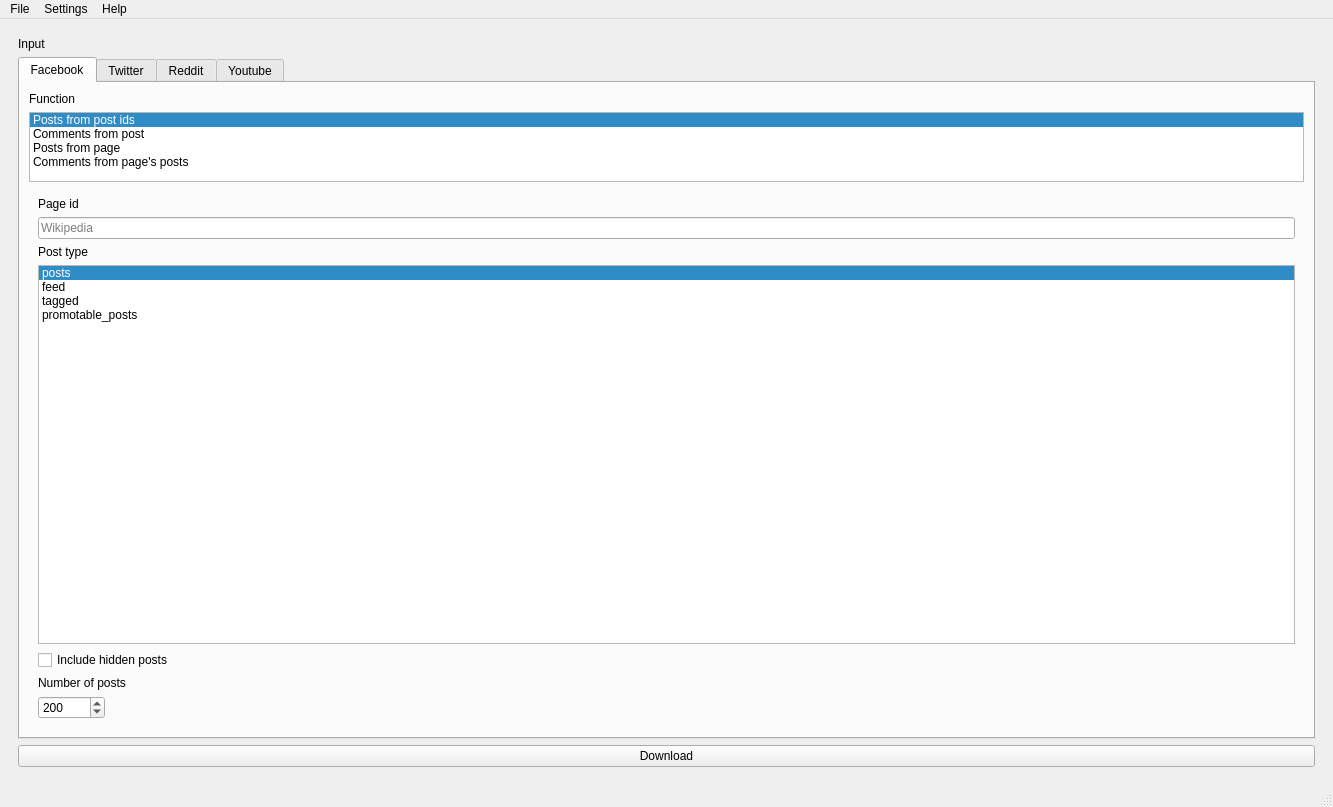
First picture: the form in ui/mainwindow.ui, repository ScriptSmith/reaper, before the edit.
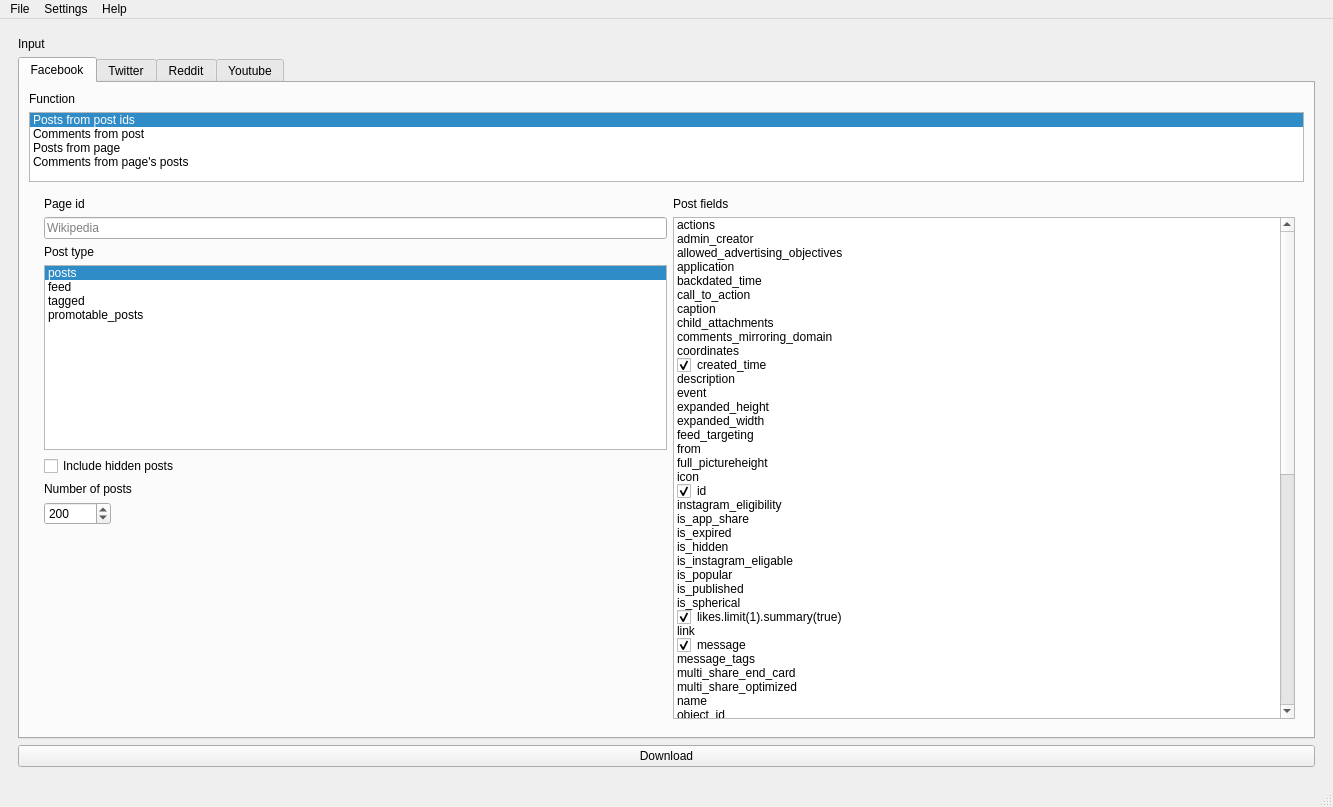
Second picture: the form after the edit. The open tabs and pages were chosen to show the change.

Commit message: facebook page posts fields

What changed in the file:
```diff
--- a/ui/mainwindow.ui
+++ b/ui/mainwindow.ui
@@ -727,80 +727,721 @@
               </widget>
               <widget class="QWidget" name="page_3">
                <layout class="QFormLayout" name="formLayout_7">
-                <item row="0" column="0">
-                 <widget class="QLabel" name="label_15">
-                  <property name="text">
-                   <string>Page id</string>
+                <item row="0" column="1">
+                 <layout class="QHBoxLayout" name="horizontalLayout_12">
+                  <property name="sizeConstraint">
+                   <enum>QLayout::SetDefaultConstraint</enum>
                   </property>
-                 </widget>
-                </item>
-                <item row="2" column="0">
-                 <widget class="QLabel" name="label_16">
-                  <property name="text">
-                   <string>Post type</string>
-                  </property>
-                 </widget>
-                </item>
-                <item row="4" column="0">
-                 <widget class="QCheckBox" name="f3_includeHidden">
-                  <property name="text">
-                   <string>Include hidden posts</string>
-                  </property>
-                 </widget>
-                </item>
-                <item row="5" column="0">
-                 <widget class="QLabel" name="label_17">
-                  <property name="text">
-                   <string>Number of posts</string>
-                  </property>
-                 </widget>
-                </item>
-                <item row="6" column="0">
-                 <widget class="QSpinBox" name="f3_numPosts">
-                  <property name="minimum">
-                   <number>0</number>
-                  </property>
-                  <property name="maximum">
-                   <number>999999999</number>
-                  </property>
-                  <property name="value">
-                   <number>200</number>
-                  </property>
-                 </widget>
-                </item>
-                <item row="1" column="0" colspan="2">
-                 <widget class="QLineEdit" name="f3_pageId">
-                  <property name="placeholderText">
-                   <string>Wikipedia</string>
-                  </property>
-                 </widget>
-                </item>
-                <item row="3" column="0" colspan="2">
-                 <widget class="QListWidget" name="f3_postType">
-                  <property name="currentRow">
-                   <number>0</number>
-                  </property>
                   <item>
-                   <property name="text">
-                    <string>posts</string>
-                   </property>
+                   <layout class="QFormLayout" name="formLayout_36">
+                    <item row="0" column="0">
+                     <widget class="QLabel" name="label_15">
+                      <property name="text">
+                       <string>Page id</string>
+                      </property>
+                     </widget>
+                    </item>
+                    <item row="1" column="0" colspan="2">
+                     <widget class="QLineEdit" name="f3_pageId">
+                      <property name="placeholderText">
+                       <string>Wikipedia</string>
+                      </property>
+                     </widget>
+                    </item>
+                    <item row="2" column="0">
+                     <widget class="QLabel" name="label_16">
+                      <property name="text">
+                       <string>Post type</string>
+                      </property>
+                     </widget>
+                    </item>
+                    <item row="3" column="0" colspan="2">
+                     <widget class="QListWidget" name="f3_postType">
+                      <property name="currentRow">
+                       <number>0</number>
+                      </property>
+                      <item>
+                       <property name="text">
+                        <string>posts</string>
+                       </property>
+                      </item>
+                      <item>
+                       <property name="text">
+                        <string>feed</string>
+                       </property>
+                      </item>
+                      <item>
+                       <property name="text">
+                        <string>tagged</string>
+                       </property>
+                      </item>
+                      <item>
+                       <property name="text">
+                        <string>promotable_posts</string>
+                       </property>
+                      </item>
+                     </widget>
+                    </item>
+                    <item row="4" column="0">
+                     <widget class="QCheckBox" name="f3_includeHidden">
+                      <property name="text">
+                       <string>Include hidden posts</string>
+                      </property>
+                     </widget>
+                    </item>
+                    <item row="5" column="0">
+                     <widget class="QLabel" name="label_17">
+                      <property name="text">
+                       <string>Number of posts</string>
+                      </property>
+                     </widget>
+                    </item>
+                    <item row="6" column="0">
+                     <widget class="QSpinBox" name="f3_numPosts">
+                      <property name="minimum">
+                       <number>0</number>
+                      </property>
+                      <property name="maximum">
+                       <number>999999999</number>
+                      </property>
+                      <property name="value">
+                       <number>200</number>
+                      </property>
+                     </widget>
+                    </item>
+                    <item row="7" column="0">
+                     <spacer name="verticalSpacer">
+                      <property name="orientation">
+                       <enum>Qt::Vertical</enum>
+                      </property>
+                      <property name="sizeHint" stdset="0">
+                       <size>
+                        <width>20</width>
+                        <height>40</height>
+                       </size>
+                      </property>
+                     </spacer>
+                    </item>
+                    <item row="8" column="0">
+                     <spacer name="verticalSpacer_6">
+                      <property name="orientation">
+                       <enum>Qt::Vertical</enum>
+                      </property>
+                      <property name="sizeHint" stdset="0">
+                       <size>
+                        <width>20</width>
+                        <height>40</height>
+                       </size>
+                      </property>
+                     </spacer>
+                    </item>
+                    <item row="9" column="0">
+                     <spacer name="verticalSpacer_7">
+                      <property name="orientation">
+                       <enum>Qt::Vertical</enum>
+                      </property>
+                      <property name="sizeHint" stdset="0">
+                       <size>
+                        <width>20</width>
+                        <height>40</height>
+                       </size>
+                      </property>
+                     </spacer>
+                    </item>
+                    <item row="10" column="0">
+                     <spacer name="verticalSpacer_8">
+                      <property name="orientation">
+                       <enum>Qt::Vertical</enum>
+                      </property>
+                      <property name="sizeHint" stdset="0">
+                       <size>
+                        <width>20</width>
+                        <height>40</height>
+                       </size>
+                      </property>
+                     </spacer>
+                    </item>
+                    <item row="11" column="0">
+                     <spacer name="verticalSpacer_9">
+                      <property name="orientation">
+                       <enum>Qt::Vertical</enum>
+                      </property>
+                      <property name="sizeHint" stdset="0">
+                       <size>
+                        <width>20</width>
+                        <height>40</height>
+                       </size>
+                      </property>
+                     </spacer>
+                    </item>
+                   </layout>
                   </item>
                   <item>
-                   <property name="text">
-                    <string>feed</string>
-                   </property>
+                   <layout class="QVBoxLayout" name="verticalLayout_13">
+                    <item>
+                     <widget class="QLabel" name="label_131">
+                      <property name="text">
+                       <string>Post fields</string>
+                      </property>
+                     </widget>
+                    </item>
+                    <item>
+                     <widget class="QListWidget" name="f3_postFields">
+                      <property name="sizePolicy">
+                       <sizepolicy hsizetype="Expanding" vsizetype="Expanding">
+                        <horstretch>0</horstretch>
+                        <verstretch>0</verstretch>
+                       </sizepolicy>
+                      </property>
+                      <item>
+                       <property name="text">
+                        <string>actions</string>
+                       </property>
+                       <property name="checkState">
+                        <enum>Unchecked</enum>
+                       </property>
+                      </item>
+                      <item>
+                       <property name="text">
+                        <string>admin_creator</string>
+                       </property>
+                       <property name="checkState">
+                        <enum>Unchecked</enum>
+                       </property>
+                      </item>
+                      <item>
+                       <property name="text">
+                        <string>allowed_advertising_objectives</string>
+                       </property>
+                       <property name="checkState">
+                        <enum>Unchecked</enum>
+                       </property>
+                      </item>
+                      <item>
+                       <property name="text">
+                        <string>application</string>
+                       </property>
+                       <property name="checkState">
+                        <enum>Unchecked</enum>
+                       </property>
+                      </item>
+                      <item>
+                       <property name="text">
+                        <string>backdated_time</string>
+                       </property>
+                       <property name="checkState">
+                        <enum>Unchecked</enum>
+                       </property>
+                      </item>
+                      <item>
+                       <property name="text">
+                        <string>call_to_action</string>
+                       </property>
+                       <property name="checkState">
+                        <enum>Unchecked</enum>
+                       </property>
+                      </item>
+                      <item>
+                       <property name="text">
+                        <string>caption</string>
+                       </property>
+                       <property name="checkState">
+                        <enum>Unchecked</enum>
+                       </property>
+                      </item>
+                      <item>
+                       <property name="text">
+                        <string>child_attachments</string>
+                       </property>
+                       <property name="checkState">
+                        <enum>Unchecked</enum>
+                       </property>
+                      </item>
+                      <item>
+                       <property name="text">
+                        <string>comments_mirroring_domain</string>
+                       </property>
+                       <property name="checkState">
+                        <enum>Unchecked</enum>
+                       </property>
+                      </item>
+                      <item>
+                       <property name="text">
+                        <string>coordinates</string>
+                       </property>
+                       <property name="checkState">
+                        <enum>Unchecked</enum>
+                       </property>
+                      </item>
+                      <item>
+                       <property name="text">
+                        <string>created_time</string>
+                       </property>
+                       <property name="checkState">
+                        <enum>Checked</enum>
+                       </property>
+                      </item>
+                      <item>
+                       <property name="text">
+                        <string>description</string>
+                       </property>
+                       <property name="checkState">
+                        <enum>Unchecked</enum>
+                       </property>
+                      </item>
+                      <item>
+                       <property name="text">
+                        <string>event</string>
+                       </property>
+                       <property name="checkState">
+                        <enum>Unchecked</enum>
+                       </property>
+                      </item>
+                      <item>
+                       <property name="text">
+                        <string>expanded_height</string>
+                       </property>
+                       <property name="checkState">
+                        <enum>Unchecked</enum>
+                       </property>
+                      </item>
+                      <item>
+                       <property name="text">
+                        <string>expanded_width</string>
+                       </property>
+                       <property name="checkState">
+                        <enum>Unchecked</enum>
+                       </property>
+                      </item>
+                      <item>
+                       <property name="text">
+                        <string>feed_targeting</string>
+                       </property>
+                       <property name="checkState">
+                        <enum>Unchecked</enum>
+                       </property>
+                      </item>
+                      <item>
+                       <property name="text">
+                        <string>from</string>
+                       </property>
+                       <property name="checkState">
+                        <enum>Unchecked</enum>
+                       </property>
+                      </item>
+                      <item>
+                       <property name="text">
+                        <string>full_pictureheight</string>
+                       </property>
+                       <property name="checkState">
+                        <enum>Unchecked</enum>
+                       </property>
+                      </item>
+                      <item>
+                       <property name="text">
+                        <string>icon</string>
+                       </property>
+                       <property name="checkState">
+                        <enum>Unchecked</enum>
+                       </property>
+                      </item>
+                      <item>
+                       <property name="text">
+                        <string>id</string>
+                       </property>
+                       <property name="checkState">
+                        <enum>Checked</enum>
+                       </property>
+                      </item>
+                      <item>
+                       <property name="text">
+                        <string>instagram_eligibility</string>
+                       </property>
+                       <property name="checkState">
+                        <enum>Unchecked</enum>
+                       </property>
+                      </item>
+                      <item>
+                       <property name="text">
+                        <string>is_app_share</string>
+                       </property>
+                       <property name="checkState">
+                        <enum>Unchecked</enum>
+                       </property>
+                      </item>
+                      <item>
+                       <property name="text">
+                        <string>is_expired</string>
+                       </property>
+                       <property name="checkState">
+                        <enum>Unchecked</enum>
+                       </property>
+                      </item>
+                      <item>
+                       <property name="text">
+                        <string>is_hidden</string>
+                       </property>
+                       <property name="checkState">
+                        <enum>Unchecked</enum>
+                       </property>
+                      </item>
+                      <item>
+                       <property name="text">
+                        <string>is_instagram_eligable</string>
+                       </property>
+                       <property name="checkState">
+                        <enum>Unchecked</enum>
+                       </property>
+                      </item>
+                      <item>
+                       <property name="text">
+                        <string>is_popular</string>
+                       </property>
+                       <property name="checkState">
+                        <enum>Unchecked</enum>
+                       </property>
+                      </item>
+                      <item>
+                       <property name="text">
+                        <string>is_published</string>
+                       </property>
+                       <property name="checkState">
+                        <enum>Unchecked</enum>
+                       </property>
+                      </item>
+                      <item>
+                       <property name="text">
+                        <string>is_spherical</string>
+                       </property>
+                       <property name="checkState">
+                        <enum>Unchecked</enum>
+                       </property>
+                      </item>
+                      <item>
+                       <property name="text">
+                        <string>likes.limit(1).summary(true)</string>
+                       </property>
+                       <property name="checkState">
+                        <enum>Checked</enum>
+                       </property>
+                      </item>
+                      <item>
+                       <property name="text">
+                        <string>link</string>
+                       </property>
+                       <property name="checkState">
+                        <enum>Unchecked</enum>
+                       </property>
+                      </item>
+                      <item>
+                       <property name="text">
+                        <string>message</string>
+                       </property>
+                       <property name="checkState">
+                        <enum>Checked</enum>
+                       </property>
+                      </item>
+                      <item>
+                       <property name="text">
+                        <string>message_tags</string>
+                       </property>
+                       <property name="checkState">
+                        <enum>Unchecked</enum>
+                       </property>
+                      </item>
+                      <item>
+                       <property name="text">
+                        <string>multi_share_end_card</string>
+                       </property>
+                       <property name="checkState">
+                        <enum>Unchecked</enum>
+                       </property>
+                      </item>
+                      <item>
+                       <property name="text">
+                        <string>multi_share_optimized</string>
+                       </property>
+                       <property name="checkState">
+                        <enum>Unchecked</enum>
+                       </property>
+                      </item>
+                      <item>
+                       <property name="text">
+                        <string>name</string>
+                       </property>
+                       <property name="checkState">
+                        <enum>Unchecked</enum>
+                       </property>
+                      </item>
+                      <item>
+                       <property name="text">
+                        <string>object_id</string>
+                       </property>
+                       <property name="checkState">
+                        <enum>Unchecked</enum>
+                       </property>
+                      </item>
+                      <item>
+                       <property name="text">
+                        <string>parent_id</string>
+                       </property>
+                       <property name="checkState">
+                        <enum>Unchecked</enum>
+                       </property>
+                      </item>
+                      <item>
+                       <property name="text">
+                        <string>picture</string>
+                       </property>
+                       <property name="checkState">
+                        <enum>Unchecked</enum>
+                       </property>
+                      </item>
+                      <item>
+                       <property name="text">
+                        <string>place</string>
+                       </property>
+                       <property name="checkState">
+                        <enum>Unchecked</enum>
+                       </property>
+                      </item>
+                      <item>
+                       <property name="text">
+                        <string>privacy</string>
+                       </property>
+                       <property name="checkState">
+                        <enum>Unchecked</enum>
+                       </property>
+                      </item>
+                      <item>
+                       <property name="text">
+                        <string>promotion_status</string>
+                       </property>
+                       <property name="checkState">
+                        <enum>Unchecked</enum>
+                       </property>
+                      </item>
+                      <item>
+                       <property name="text">
+                        <string>properties</string>
+                       </property>
+                       <property name="checkState">
+                        <enum>Unchecked</enum>
+                       </property>
+                      </item>
+                      <item>
+                       <property name="text">
+                        <string>reactions.limit(1).summary(true)</string>
+                       </property>
+                       <property name="checkState">
+                        <enum>Checked</enum>
+                       </property>
+                      </item>
+                      <item>
+                       <property name="text">
+                        <string>scheduled_publish_time</string>
+                       </property>
+                       <property name="checkState">
+                        <enum>Unchecked</enum>
+                       </property>
+                      </item>
+                      <item>
+                       <property name="text">
+                        <string>shares</string>
+                       </property>
+                       <property name="checkState">
+                        <enum>Unchecked</enum>
+                       </property>
+                      </item>
+                      <item>
+                       <property name="text">
+                        <string>source</string>
+                       </property>
+                       <property name="checkState">
+                        <enum>Unchecked</enum>
+                       </property>
+                      </item>
+                      <item>
+                       <property name="text">
+                        <string>status_type</string>
+                       </property>
+                       <property name="checkState">
+                        <enum>Unchecked</enum>
+                       </property>
+                      </item>
+                      <item>
+                       <property name="text">
+                        <string>story</string>
+                       </property>
+                       <property name="checkState">
+                        <enum>Unchecked</enum>
+                       </property>
+                      </item>
+                      <item>
+                       <property name="text">
+                        <string>story_tags</string>
+                       </property>
+                       <property name="checkState">
+                        <enum>Unchecked</enum>
+                       </property>
+                      </item>
+                      <item>
+                       <property name="text">
+                        <string>subscribed</string>
+                       </property>
+                       <property name="checkState">
+                        <enum>Unchecked</enum>
+                       </property>
+                      </item>
+                      <item>
+                       <property name="text">
+                        <string>target</string>
+                       </property>
+                       <property name="checkState">
+                        <enum>Unchecked</enum>
+                       </property>
+                      </item>
+                      <item>
+                       <property name="text">
+                        <string>targeting</string>
+                       </property>
+                       <property name="checkState">
+                        <enum>Unchecked</enum>
+                       </property>
+                      </item>
+                      <item>
+                       <property name="text">
+                        <string>timeline_visibility</string>
+                       </property>
+                       <property name="checkState">
+                        <enum>Unchecked</enum>
+                       </property>
+                      </item>
+                      <item>
+                       <property name="text">
+                        <string>type</string>
+                       </property>
+                       <property name="checkState">
+                        <enum>Unchecked</enum>
+                       </property>
+                      </item>
+                      <item>
+                       <property name="text">
+                        <string>updated_time</string>
+                       </property>
+                       <property name="checkState">
+                        <enum>Unchecked</enum>
+                       </property>
+                      </item>
+                      <item>
+                       <property name="text">
+                        <string>via</string>
+                       </property>
+                       <property name="checkState">
+                        <enum>Unchecked</enum>
+                       </property>
+                      </item>
+                      <item>
+                       <property name="text">
+                        <string>width</string>
+                       </property>
+                       <property name="checkState">
+                        <enum>Unchecked</enum>
+                       </property>
+                      </item>
+                      <item>
+                       <property name="text">
+                        <string>attachments</string>
+                       </property>
+                       <property name="checkState">
+                        <enum>Unchecked</enum>
+                       </property>
+                      </item>
+                      <item>
+                       <property name="text">
+                        <string>comments</string>
+                       </property>
+                       <property name="checkState">
+                        <enum>Unchecked</enum>
+                       </property>
+                      </item>
+                      <item>
+                       <property name="text">
+                        <string>dynamic_posts</string>
+                       </property>
+                       <property name="checkState">
+                        <enum>Unchecked</enum>
+                       </property>
+                      </item>
+                      <item>
+                       <property name="text">
+                        <string>insights</string>
+                       </property>
+                       <property name="checkState">
+                        <enum>Unchecked</enum>
+                       </property>
+                      </item>
+                      <item>
+                       <property name="text">
+                        <string>likes</string>
+                       </property>
+                       <property name="checkState">
+                        <enum>Unchecked</enum>
+                       </property>
+                      </item>
+                      <item>
+                       <property name="text">
+                        <string>permalink_url</string>
+                       </property>
+                       <property name="checkState">
+                        <enum>Unchecked</enum>
+                       </property>
+                      </item>
+                      <item>
+                       <property name="text">
+                        <string>reactions</string>
+                       </property>
+                       <property name="checkState">
+                        <enum>Unchecked</enum>
+                       </property>
+                      </item>
+                      <item>
+                       <property name="text">
+                        <string>sharedposts</string>
+                       </property>
+                       <property name="checkState">
+                        <enum>Unchecked</enum>
+                       </property>
+                      </item>
+                      <item>
+                       <property name="text">
+                        <string>sponsor_tags</string>
+                       </property>
+                       <property name="checkState">
+                        <enum>Unchecked</enum>
+                       </property>
+                      </item>
+                      <item>
+                       <property name="text">
+                        <string>to</string>
+                       </property>
+                       <property name="checkState">
+                        <enum>Unchecked</enum>
+                       </property>
+                      </item>
+                      <item>
+                       <property name="text">
+                        <string>with_tags</string>
+                       </property>
+                       <property name="checkState">
+                        <enum>Unchecked</enum>
+                       </property>
+                      </item>
+                     </widget>
+                    </item>
+                   </layout>
                   </item>
-                  <item>
-                   <property name="text">
-                    <string>tagged</string>
-                   </property>
-                  </item>
-                  <item>
-                   <property name="text">
-                    <string>promotable_posts</string>
-                   </property>
-                  </item>
-                 </widget>
+                 </layout>
                 </item>
                </layout>
               </widget>
```
Left out of the diff: 40 changed lines with no effect on the pictures. The commit also changes 4 other files.
